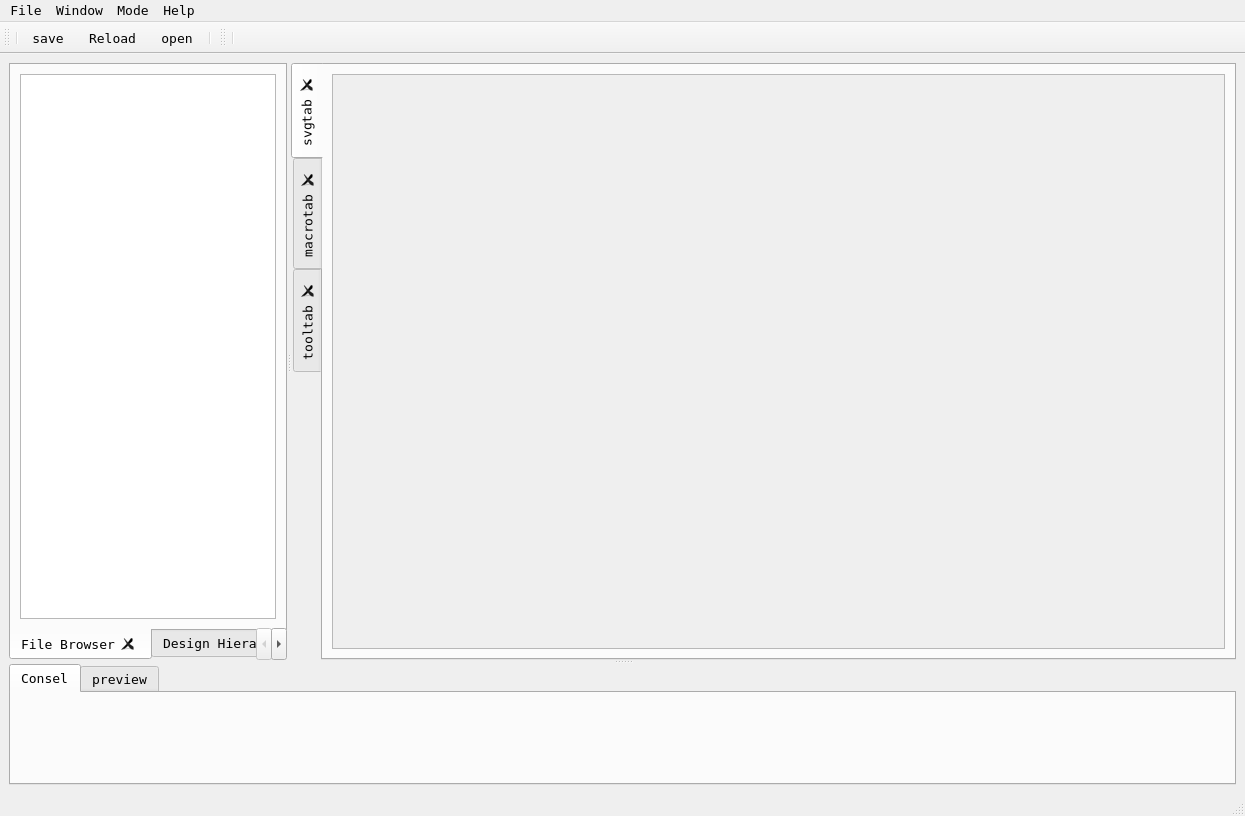
This is ui/uvs.ui in henry-czh/cbs_smt as Qt 5 draws it before an edit. The edited form follows.
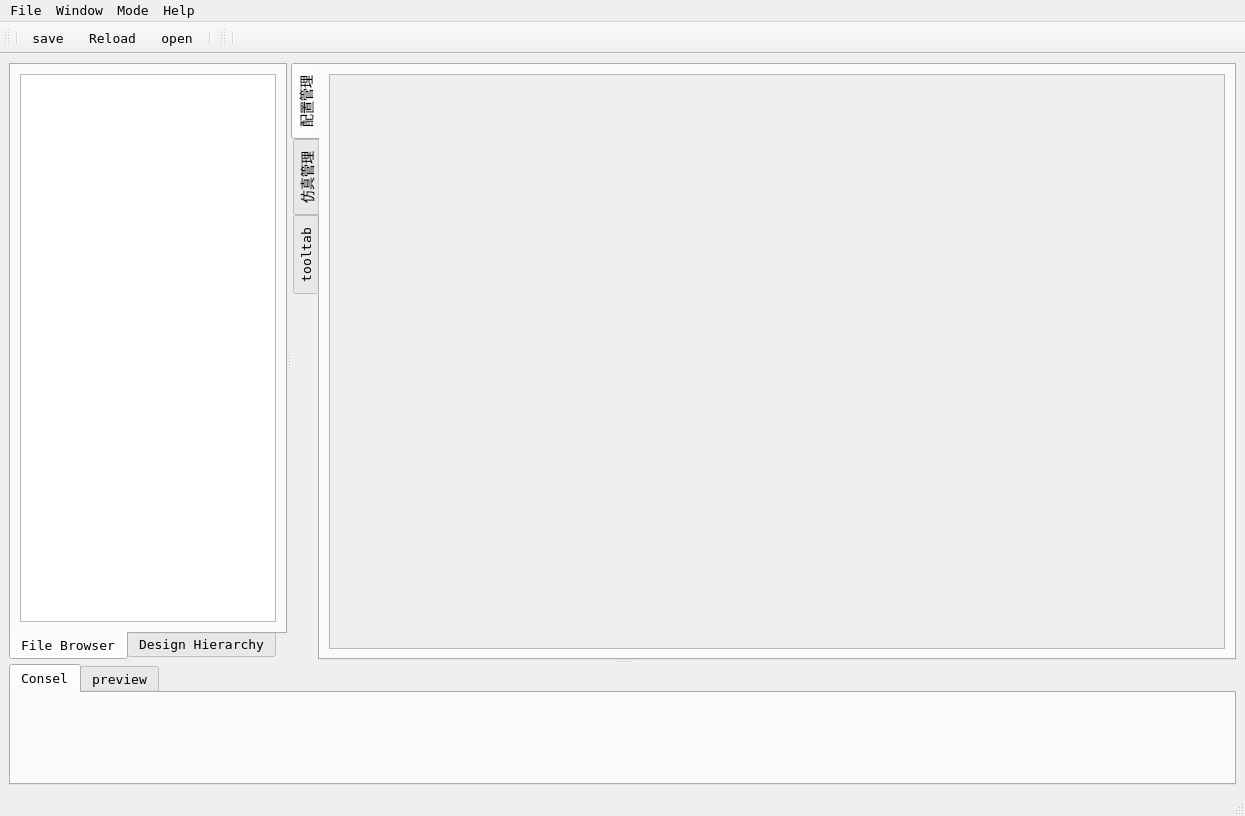
This is the edited form. The open tabs and pages were chosen to show the change. Icons and pictures are not drawn.

Diff of the .ui file:
```diff
--- a/ui/uvs.ui
+++ b/ui/uvs.ui
@@ -120,7 +120,7 @@
          <number>0</number>
         </property>
         <property name="tabsClosable">
-         <bool>true</bool>
+         <bool>false</bool>
         </property>
         <widget class="QWidget" name="FileBrowser">
          <property name="sizePolicy">
@@ -281,7 +281,7 @@
          <number>1</number>
         </property>
         <property name="tabsClosable">
-         <bool>true</bool>
+         <bool>false</bool>
         </property>
         <property name="movable">
          <bool>true</bool>
@@ -306,7 +306,7 @@
           </font>
          </property>
          <attribute name="title">
-          <string>svgtab</string>
+          <string>配置管理</string>
          </attribute>
          <layout class="QHBoxLayout" name="horizontalLayout_3">
           <item>
@@ -331,7 +331,7 @@
               <rect>
                <x>0</x>
                <y>0</y>
-               <width>891</width>
+               <width>894</width>
                <height>563</height>
               </rect>
              </property>
@@ -354,7 +354,7 @@
           </font>
          </property>
          <attribute name="title">
-          <string>macrotab</string>
+          <string>仿真管理</string>
          </attribute>
          <layout class="QVBoxLayout" name="verticalLayout_2">
           <item>
```
Left out of the diff: 2 changed lines with no effect on the pictures.
